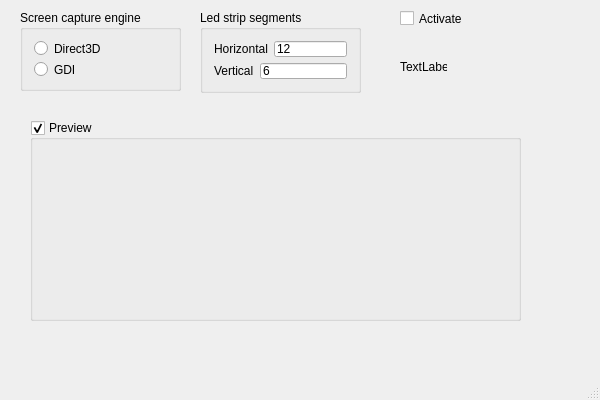
This is StripCtrl/StripCtrl/StripCtrl.ui in sergrt/stripctrl as Qt 5 draws it before an edit. The edited form follows.
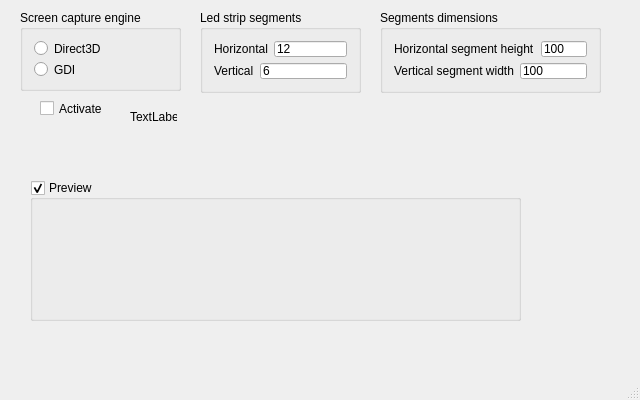
This is the edited form. Custom widgets are drawn as their Qt base class.

```diff
--- a/StripCtrl/StripCtrl/StripCtrl.ui
+++ b/StripCtrl/StripCtrl/StripCtrl.ui
@@ -6,7 +6,7 @@
    <rect>
     <x>0</x>
     <y>0</y>
-    <width>600</width>
+    <width>640</width>
     <height>400</height>
    </rect>
   </property>
@@ -17,8 +17,8 @@
    <widget class="QLabel" name="labelFps">
     <property name="geometry">
      <rect>
-      <x>400</x>
-      <y>60</y>
+      <x>130</x>
+      <y>110</y>
       <width>47</width>
       <height>13</height>
      </rect>
@@ -30,8 +30,8 @@
    <widget class="QCheckBox" name="activate_">
     <property name="geometry">
      <rect>
-      <x>400</x>
-      <y>10</y>
+      <x>40</x>
+      <y>100</y>
       <width>70</width>
       <height>17</height>
      </rect>
@@ -124,9 +124,9 @@
     <property name="geometry">
      <rect>
       <x>30</x>
-      <y>120</y>
+      <y>180</y>
       <width>491</width>
-      <height>201</height>
+      <height>141</height>
      </rect>
     </property>
     <property name="title">
@@ -148,6 +148,57 @@
      </item>
     </layout>
    </widget>
+   <widget class="QGroupBox" name="groupBox_3">
+    <property name="geometry">
+     <rect>
+      <x>380</x>
+      <y>10</y>
+      <width>221</width>
+      <height>83</height>
+     </rect>
+    </property>
+    <property name="title">
+     <string>Segments dimensions</string>
+    </property>
+    <layout class="QVBoxLayout" name="verticalLayout_4">
+     <item>
+      <layout class="QHBoxLayout" name="horizontalLayout_3" stretch="0,0">
+       <item>
+        <widget class="QLabel" name="label_3">
+         <property name="text">
+          <string>Horizontal segment height</string>
+         </property>
+        </widget>
+       </item>
+       <item>
+        <widget class="QLineEdit" name="hor_segment_height">
+         <property name="text">
+          <string>100</string>
+         </property>
+        </widget>
+       </item>
+      </layout>
+     </item>
+     <item>
+      <layout class="QHBoxLayout" name="horizontalLayout_4">
+       <item>
+        <widget class="QLabel" name="label_4">
+         <property name="text">
+          <string>Vertical segment width</string>
+         </property>
+        </widget>
+       </item>
+       <item>
+        <widget class="QLineEdit" name="vert_segment_width">
+         <property name="text">
+          <string>100</string>
+         </property>
+        </widget>
+       </item>
+      </layout>
+     </item>
+    </layout>
+   </widget>
   </widget>
   <widget class="QMenuBar" name="menuBar">
    <property name="geometry">
```
Left out of the diff: 6 changed lines with no effect on the pictures.
